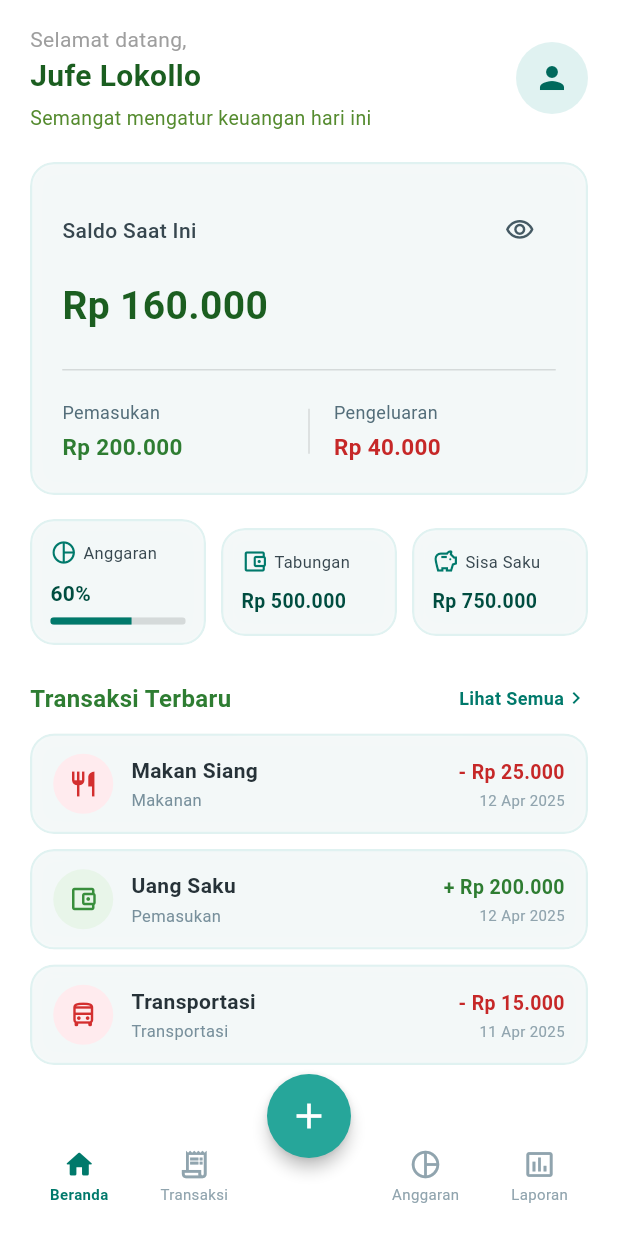
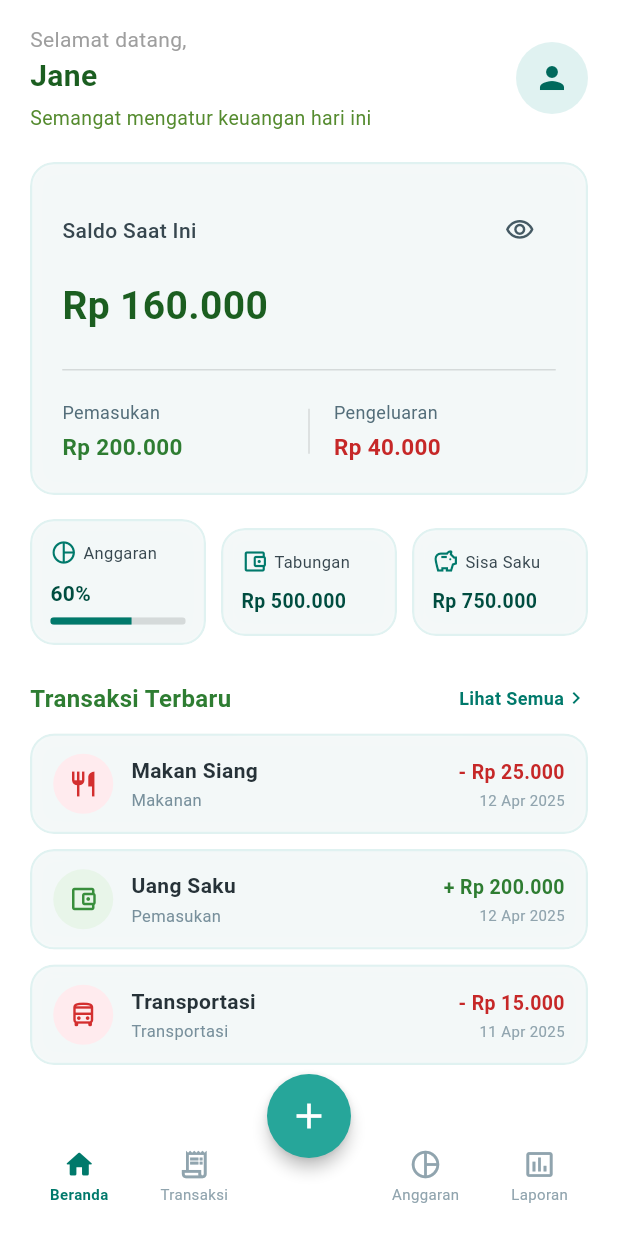
Before and after one commit to vinforme/sakuaku, a Flutter app: the screen it shows after launch, on a phone screen of 412 x 824 dp. Run offline on Flutter 3.47's test engine with Material 3 defaults, Android fonts, the phone set to English and light mode, and no system bars.

Commit message:
update name

```diff
--- a/lib/main.dart
+++ b/lib/main.dart
@@ -365,7 +365,7 @@ class _HomeScreenState extends State<HomeScreen> {
           crossAxisAlignment: CrossAxisAlignment.start,
           children: const [
             Text('Selamat datang,', style: TextStyle(fontSize: 14, color: Colors.grey)),
-            Text('Jufe Lokollo', style: TextStyle(fontSize: 20, fontWeight: FontWeight.bold, color: Color(0xFF1B5E20))),
+            Text('Jane', style: TextStyle(fontSize: 20, fontWeight: FontWeight.bold, color: Color(0xFF1B5E20))),
             SizedBox(height: 4),
             Text('Semangat mengatur keuangan hari ini', style: TextStyle(fontSize: 13, color: Color(0xFF558B2F))),
           ],
--- a/lib/settings_screen.dart
+++ b/lib/settings_screen.dart
@@ -113,7 +113,7 @@ class SettingsScreen extends StatelessWidget {
                   crossAxisAlignment: CrossAxisAlignment.start,
                   children: const [
                     Text(
-                      'Jufe Lokollo',
+                      'Jane',
                       style: TextStyle(
                         color: Colors.white,
                         fontSize: 18,
@@ -122,7 +122,7 @@ class SettingsScreen extends StatelessWidget {
                     ),
                     SizedBox(height: 4),
                     Text(
-                      'jufe@example.com',
+                      'jane@gmail.com',
                       style: TextStyle(
                         color: Colors.white70,
                         fontSize: 13,
```
